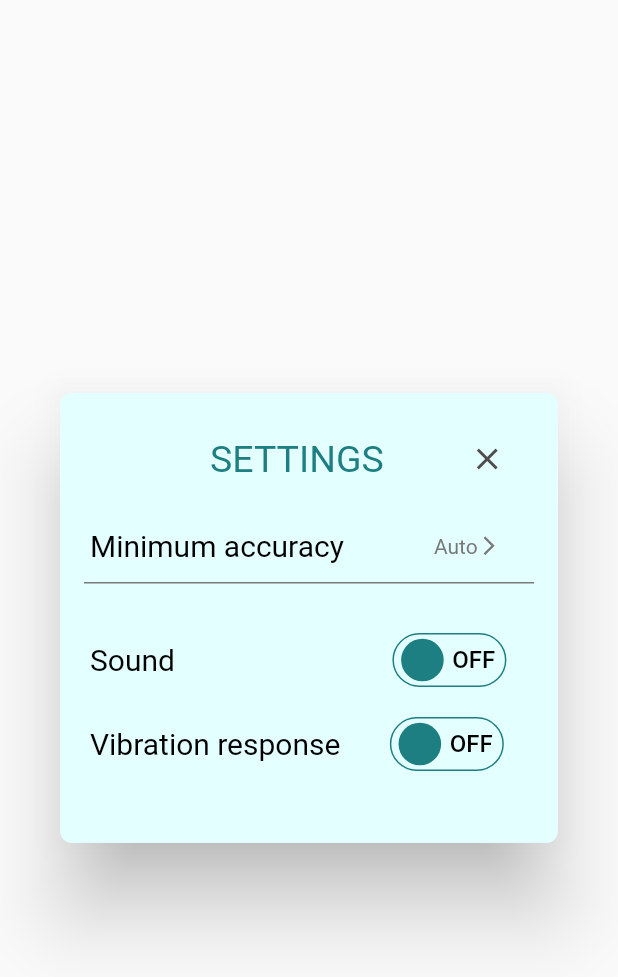
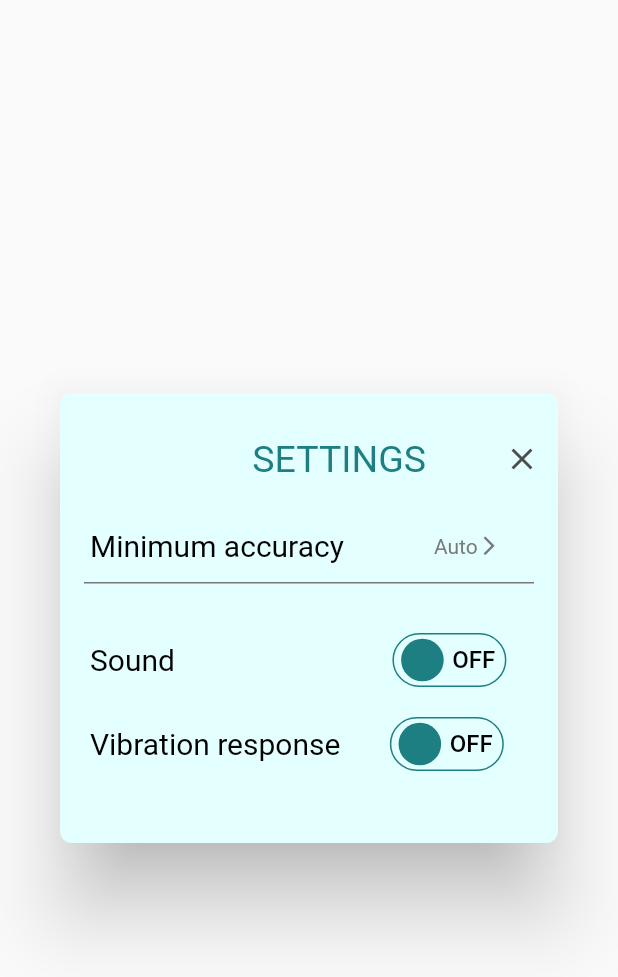
Before and after one commit to windownik/exchanger, a Flutter app: the SettingsGlobal widget shown alone on an empty page, opened directly with empty values, on a phone screen of 412 x 824 dp. Shown: the top 977 px of the screen. Run offline on Flutter 3.47's test engine with Material 2 defaults, Android fonts, the phone set to English and light mode, and no system bars; drawn by our look-alikes of flutter_advanced_switch; our stand-ins replace audioplayers, flutter_svg, get, google_mobile_ads, shared_preferences; accounts and stored records are empty; network calls fail.

```diff
--- a/lib/main.dart
+++ b/lib/main.dart
@@ -6,9 +6,7 @@ import 'package:google_mobile_ads/google_mobile_ads.dart';
 
 void main() {
   WidgetsFlutterBinding.ensureInitialized();
-  MobileAds.instance.initialize();
-  SystemChrome.setPreferredOrientations(
-      [DeviceOrientation.portraitUp, DeviceOrientation.portraitDown]);
+
 
   runApp(const MyApp());
 }
@@ -20,6 +18,10 @@ class MyApp extends StatelessWidget {
   // This widget is the root of your application.
   @override
   Widget build(BuildContext context) {
+    MobileAds.instance.initialize();
+    SystemChrome.setPreferredOrientations(
+        [DeviceOrientation.portraitUp, DeviceOrientation.portraitDown]);
+
     return MaterialApp(
       debugShowCheckedModeBanner: false,
       title: 'Exchanger',
--- a/lib/screens/settings_gloabal/settings_global.dart
+++ b/lib/screens/settings_gloabal/settings_global.dart
@@ -19,7 +19,7 @@ class SettingsGlobal extends StatelessWidget {
           data: mediaQueryData.copyWith(textScaleFactor: 1),
           child: Container(
             height: 300,
-            width: 340,
+            width: 350,
             decoration: const BoxDecoration(
               borderRadius: BorderRadius.all(Radius.circular(8)),
               color: Color.fromRGBO(228, 255, 255, 1),
@@ -62,10 +62,11 @@ class SettingsRowTittle extends StatelessWidget {
   @override
   Widget build(BuildContext context) {
     return Row(
+      mainAxisAlignment: MainAxisAlignment.end,
       children: [
-        const SizedBox(
-          width: 100,
-        ),
+        // const SizedBox(
+        //   width: 100,
+        // ),
         const Text(
           'SETTINGS',
           style: TextStyle(
@@ -74,7 +75,7 @@ class SettingsRowTittle extends StatelessWidget {
               fontWeight: FontWeight.w400),
         ),
         const SizedBox(
-          width: 45,
+          width: 40,
         ),
         IconButton(
             onPressed: onPressed,
```
Also changed, not shown: pubspec.lock, 10 other files.
